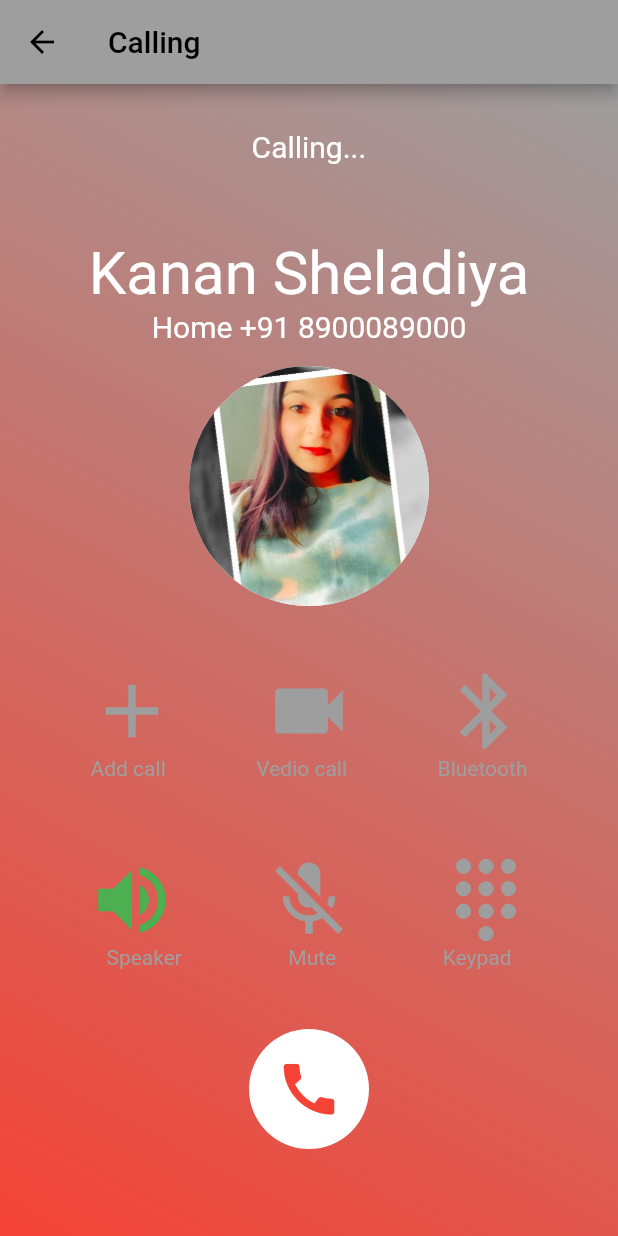
After one commit to avnp16/Creative, a Flutter app: the Calling screen opened by its route, on a phone screen of 412 x 824 dp. The commit adds this screen. Run offline on Flutter 3.47's test engine with Material 2 defaults, Android fonts, the phone set to English and light mode, and no system bars; our stand-ins replace google_fonts.

Commit message:
03 feb 2023

```diff
--- a/lib/Pages/Marksheet.dart
+++ b/lib/Pages/Marksheet.dart
@@ -1,5 +1,4 @@
 import 'package:flutter/material.dart';
-import 'dart:math';
 
 class Mymarksheet extends StatefulWidget {
   const Mymarksheet({Key? key}) : super(key: key);
--- /dev/null
+++ b/lib/Pages/calling.dart
@@ -0,0 +1,169 @@
+import 'package:Creative/Pages/Box.dart';
+import 'package:flutter/material.dart';
+
+class Calling extends StatefulWidget {
+  const Calling({Key? key}) : super(key: key);
+
+  @override
+  State<Calling> createState() => _CallingState();
+}
+
+class _CallingState extends State<Calling> {
+  var myimage='https://encrypted-tbn0.gstatic.com/images?q=tbn:ANd9GcRjWvhXdCxvGbmaopbgNQn95ahbEnERySC2sg&usqp=CAU';
+  var myimage2="Images/img2.png";
+  @override
+  Widget build(BuildContext context) {
+    return Scaffold(
+      appBar: AppBar(
+        title: Text('Calling')
+      ),
+
+     body:Container(decoration:const BoxDecoration(
+       gradient: LinearGradient(
+
+           begin: Alignment.bottomLeft,
+           end: Alignment.topRight,
+           colors: [
+         Colors.red,
+         Colors.grey,
+                    ]
+       )
+     ),
+      child: Column(
+
+        children: [
+          SizedBox(
+            height: 30,
+          ),
+          Row(
+            mainAxisAlignment: MainAxisAlignment.center,
+            children: [
+
+              Text('Calling...',style: TextStyle(fontSize: 20,color: Colors.white),),
+            ],
+          ),
+          SizedBox(
+            height: 50,
+          ),
+          Row(
+            mainAxisAlignment: MainAxisAlignment.center,
+            children: [
+
+              Text('Kanan Sheladiya',style: TextStyle(fontSize: 40,color: Colors.white),),
+            ],
+          ),
+          Row(
+            mainAxisAlignment: MainAxisAlignment.center,
+            children: [
+
+              Text('Home +91 8900089000',style: TextStyle(fontSize: 20,color: Colors.white),),
+            ],
+          ),
+          SizedBox(
+            height: 15,
+          ),
+          Row(mainAxisAlignment: MainAxisAlignment.center,
+            children: [
+
+            //   Container(
+            //     height: 170,
+            //     width: 200.
+            //     decoration: BoxDecoration(
+            //       shape: BoxShape.circle,
+            //       color: Colors.grey,
+            //   image: DecorationImage(image: AssetImage(myimage2),fit: BoxFit.cover                 ),
+            // //       image: DecorationImage(image: NetworkImage("https://encrypted-tbn0.gstatic.com/images?q=tbn:ANd9GcRjWvhXdCxvGbmaopbgNQn95ahbEnERySC2sg&usqp=CAU"),
+            // //     fit: BoxFit.fill),
+            //
+            //
+            //
+            //     ),
+            //   ),
+              CircleAvatar(
+                radius: 80,
+               // child: ClipOval(child: Image.network(myimage,width: 300,height: 300,fit: BoxFit.cover,)),
+             child: ClipOval(child: Image.asset(myimage2,height: 200,width: 200,fit: BoxFit.cover,)),
+              ),
+            ],
+          ),
+          SizedBox(
+            height: 40,
+          ),
+          Row(
+            mainAxisAlignment: MainAxisAlignment.spaceEvenly,
+            children: [
+
+              Icon(Icons.add,size: 60,semanticLabel: "Add Call",color:Colors.grey),
+              Icon(Icons.videocam,size: 60,semanticLabel: "Add Call",color:Colors.grey),
+              Icon(Icons.bluetooth,size: 60,semanticLabel: "Add Call",color:Colors.grey),
+
+
+            ],
+          ),
+          Row(
+            mainAxisAlignment: MainAxisAlignment.spaceEvenly,
+            children: [
+              Text('Add call',style: TextStyle(color: Colors.grey),),
+              Text('Vedio call',style: TextStyle(color: Colors.grey),),
+              Text('Bluetooth',style: TextStyle(color: Colors.grey),),
+
+
+
+            ],
+          ),
+          SizedBox(
+            height: 50,
+          ),
+          Row(
+            mainAxisAlignment: MainAxisAlignment.spaceEvenly,
+            children: [
+
+              Icon(Icons.volume_up,size: 60,semanticLabel: "Add Call",color:Colors.green ),
+              Icon(Icons.mic_off,size: 60,semanticLabel: "Add Call",color:Colors.grey),
+              Icon(Icons.dialpad,size: 60,semanticLabel: "Add Call",color:Colors.grey),
+
+
+            ],
+          ),
+          Row(
+            mainAxisAlignment: MainAxisAlignment.spaceEvenly,
+            children: [
+              Text('Speaker',style: TextStyle(color: Colors.grey),),
+              Text('Mute',style: TextStyle(color: Colors.grey),),
+              Text('Keypad',style: TextStyle(color: Colors.grey),),
+
+
+
+            ],
+          ),
+
+
+          SizedBox(
+            height: 40,
+          ),
+
+          Row(
+            mainAxisAlignment: MainAxisAlignment.center,
+            children: [
+              Container(
+                height: 80,
+                width: 80,
+                decoration: BoxDecoration(
+                  shape: BoxShape.circle,
+                  color: Colors.white,
+
+                ),
+                child: Icon(Icons.call,size: 45,color: Colors.red,),
+              )
+            ],
+          )
+
+
+
+
+        ],
+      ),
+    ),
+    );
+  }
+}
--- a/lib/main.dart
+++ b/lib/main.dart
@@ -1,12 +1,15 @@
 import 'package:Creative/Pages/HomePage.dart';
 import 'package:Creative/Pages/Ludo_1.dart';
 import 'package:Creative/Pages/Marksheet.dart';
+import 'package:Creative/Pages/Mylogin.dart';
+import 'package:Creative/Pages/Register.dart';
 import 'package:Creative/Pages/Signup_1.dart';
 import 'package:Creative/Pages/Signup_2.dart';
 import 'package:Creative/Pages/Signup_3.dart';
 import 'package:Creative/Pages/TicTac.dart';
 import 'package:Creative/Pages/TicTac2.dart';
 import 'package:Creative/Pages/bmi.dart';
+import 'package:Creative/Pages/calling.dart';
 import 'package:Creative/Pages/heliform3.dart';
 import 'package:Creative/Pages/numpuz.dart';
 import 'package:Creative/Pages/test.dart';
@@ -36,11 +39,14 @@ class myapp extends StatelessWidget {
         'SignUp': (context) => Signup_1(),
         'SignUp2': (context) => Signup_2(),
         'SignUp3': (context) => Signup_3(),
+        'MyLogin':(context) => MyLogin(),
+        'MyRegistration':(context) => MyRegistration(),
         'Ludo_1': (context) => Ludo_1(),
         'TicTac': (context) => Tictac(),
         'TicTac2': (context) => TicTac2(),
         'NumPuz': (context) => numpuz(),
         'heliform3':(context) => Form3(),
+        'Calling':(context) => Calling(),
       },
       home: MyHomePage(),
     );
--- a/pubspec.yaml
+++ b/pubspec.yaml
@@ -63,7 +63,6 @@ flutter:
   # To add assets to your application, add an assets section, like this:
   assets:
     - Images/
-    - Images/health.jpg
 
   # An image asset can refer to one or more resolution-specific "variants", see
   # https://flutter.dev/assets-and-images/#resolution-aware
```
Also changed, not shown: lib/Pages/HomePage.dart (+10 -2 lines), lib/Pages/Mylogin.dart (added, +121 -0 lines), lib/Pages/Register.dart (added, +95 -0 lines), lib/Pages/numpuz.dart (+5 -5 lines), Images/img.jpeg (added), Images/img.png (added), Images/img2.png (added), Images/login.png (added), Images/register.png (added), 1 other file.
